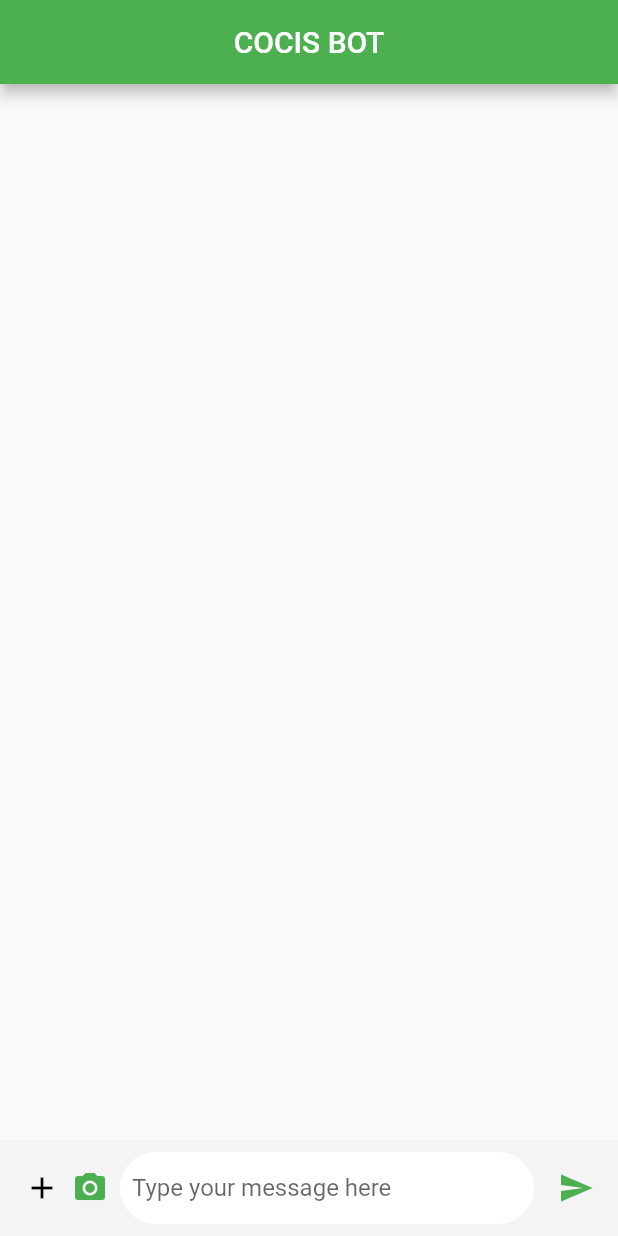
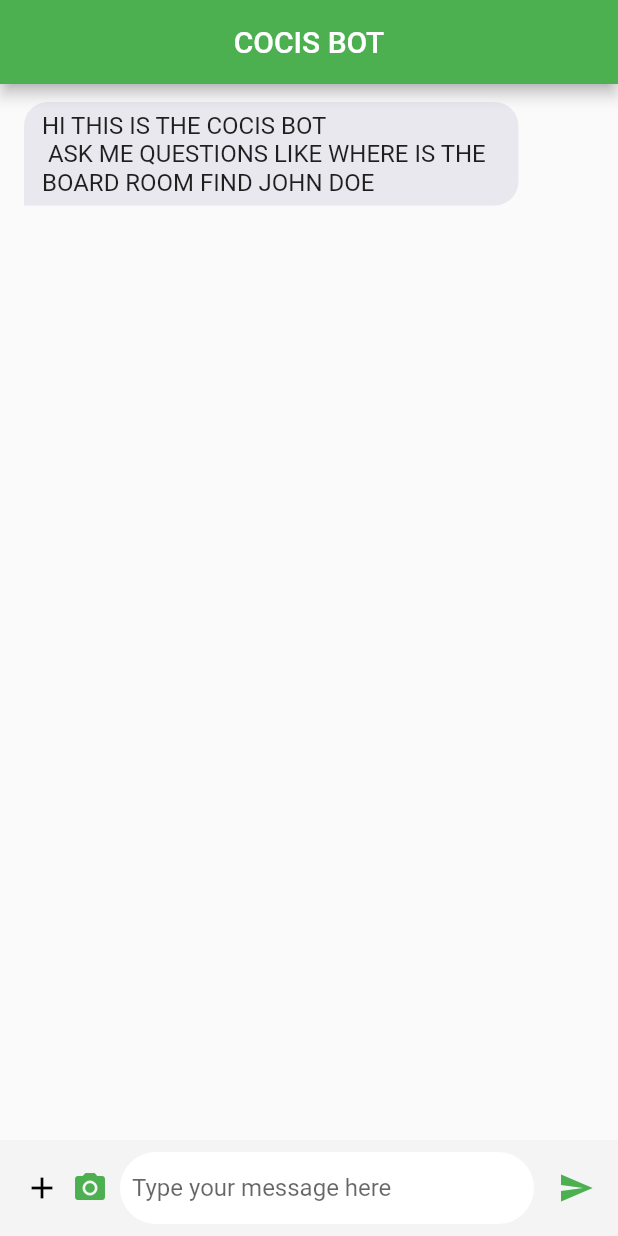
Before and after one commit to theebruno/cocischatbot, a Flutter app: the screen it shows after launch, on a phone screen of 412 x 824 dp. Run offline on Flutter 3.47's test engine with Material 2 defaults, Android fonts, the phone set to English and light mode, and no system bars; drawn by our look-alikes of chat_bubbles; our stand-ins replace bubble.

Commit message:
bot smatter

```diff
--- a/app/cocisbot/lib/main.dart
+++ b/app/cocisbot/lib/main.dart
@@ -3,162 +3,7 @@ import 'package:bubble/bubble.dart';
 import 'package:flutter/material.dart';
 import 'package:chat_bubbles/chat_bubbles.dart';
 import 'package:http/http.dart' as http;
-// import 'dart:async';
-// import 'package:flutter/material.dart';
-// import 'package:flutter/services.dart';
-// import 'package:rxdart/rxdart.dart';
-// import 'package:sound_stream/sound_stream.dart'
-// // Copyright 2021 Google LLC
-// //
-// // Licensed under the Apache License, Version 2.0 (the "License");
-// // you may not use this file except in compliance with the License.
-// // You may obtain a copy of the License at
-// //
-// // http://www.apache.org/licenses/LICENSE-2.0
-// //
-// // Unless required by applicable law or agreed to in writing, software
-// // distributed under the License is distributed on an "AS IS" BASIS,
-// // WITHOUT WARRANTIES OR CONDITIONS OF ANY KIND, either express or implied.
-// // See the License for the specific language governing permissions and
-// // limitations under the License.
 
-
-// // TODO import Dialogflow
-
-
-// class Chat extends StatefulWidget {
-//   Chat({Key key}) : super(key: key);
-
-//   @override
-//   _ChatState createState() => _ChatState();
-// }
-
-// class _ChatState extends State<Chat> {
-//   final List<ChatMessage> _messages = <ChatMessage>[];
-//   final TextEditingController _textController = TextEditingController();
-
-//   bool _isRecording = false;
-
-//   RecorderStream _recorder = RecorderStream();
-//   StreamSubscription _recorderStatus;
-//   StreamSubscription<List<int>> _audioStreamSubscription;
-//   BehaviorSubject<List<int>> _audioStream;
-
-//   // TODO DialogflowGrpc class instance
-
-//   @override
-//   void initState() {
-//     super.initState();
-//     initPlugin();
-//   }
-
-//   @override
-//   void dispose() {
-//     _recorderStatus?.cancel();
-//     _audioStreamSubscription?.cancel();
-//     super.dispose();
-//   }
-
-//   // Platform messages are asynchronous, so we initialize in an async method.
-//   Future<void> initPlugin() async {
-//     _recorderStatus = _recorder.status.listen((status) {
-//       if (mounted)
-//         setState(() {
-//           _isRecording = status == SoundStreamStatus.Playing;
-//         });
-//     });
-
-//     await Future.wait([
-//       _recorder.initialize()
-//     ]);
-
-
-
-//     // TODO Get a Service account
-
-//   }
-
-//   void stopStream() async {
-//     await _recorder.stop();
-//     await _audioStreamSubscription?.cancel();
-//     await _audioStream?.close();
-//   }
-
-//   void handleSubmitted(text) async {
-//     print(text);
-//     _textController.clear();
-
-//     //TODO Dialogflow Code
-
-//   }
-
-//   void handleStream() async {
-//     _recorder.start();
-
-//     _audioStream = BehaviorSubject<List<int>>();
-//     _audioStreamSubscription = _recorder.audioStream.listen((data) {
-//       print(data);
-//       _audioStream.add(data);
-//     });
-
-
-//     // TODO Create SpeechContexts
-//     // Create an audio InputConfig
-
-//     // TODO Make the streamingDetectIntent call, with the InputConfig and the audioStream
-//     // TODO Get the transcript and detectedIntent and show on screen
-
-//   }
-
-//   // The chat interface
-//   //
-//   //------------------------------------------------------------------------------------
-//   @override
-//   Widget build(BuildContext context) {
-//     return Column(children: <Widget>[
-//       Flexible(
-//           child: ListView.builder(
-//             padding: EdgeInsets.all(8.0),
-//             reverse: true,
-//             itemBuilder: (_, int index) => _messages[index],
-//             itemCount: _messages.length,
-//           )),
-//       Divider(height: 1.0),
-//       Container(
-//           decoration: BoxDecoration(color: Theme.of(context).cardColor),
-//           child: IconTheme(
-//             data: IconThemeData(color: Theme.of(context).accentColor),
-//             child: Container(
-//               margin: const EdgeInsets.symmetric(horizontal: 8.0),
-//               child: Row(
-//                 children: <Widget>[
-//                   Flexible(
-//                     child: TextField(
-//                       controller: _textController,
-//                       onSubmitted: handleSubmitted,
-//                       decoration: InputDecoration.collapsed(hintText: "Send a message"),
-//                     ),
-//                   ),
-//                   Container(
-//                     margin: EdgeInsets.symmetric(horizontal: 4.0),
-//                     child: IconButton(
-//                       icon: Icon(Icons.send),
-//                       onPressed: () => handleSubmitted(_textController.text),
-//                     ),
-//                   ),
-//                   IconButton(
-//                     iconSize: 30.0,
-//                     icon: Icon(_isRecording ? Icons.mic_off : Icons.mic),
-//                     onPressed: _isRecording ? stopStream : handleStream,
-//                   ),
-//                 ],
-//               ),
-//             ),
-//           )
-//       ),
-//     ]);
-//   }
-// }
 
 void main() => runApp(MyApp());
 class MyApp extends StatelessWidget {
@@ -185,7 +30,7 @@ class _MyHomePageState extends State<MyHomePage> {
  GlobalKey<AnimatedListState> _listKey =  GlobalKey();
 
 
-  List<String> _data = [];
+  List<String> _data = ['HI THIS IS THE COCIS BOT \n ASK ME QUESTIONS LIKE WHERE IS THE BOARD ROOM FIND JOHN DOE<bot>'];
   static const String BOT_URL = "https://cocisbot.herokuapp.com/getmsg/"; // replace with server address
   TextEditingController _queryController = TextEditingController();
 @override
@@ -206,7 +51,7 @@ return Scaffold(
             }
           ),
            SizedBox(
-                height: 100,
+                height: 300,
               ),
           MessageBar(
             onSend: (msg) => this._getResponse(msg),
```
Also changed, not shown: 17 other files.
